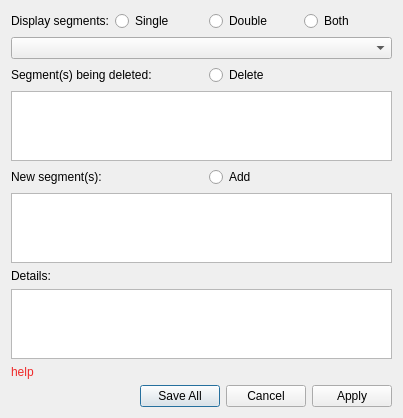
Qt form mapper_app/ui/replacesegmentdialog.ui (allenck/mapper) before a commit.
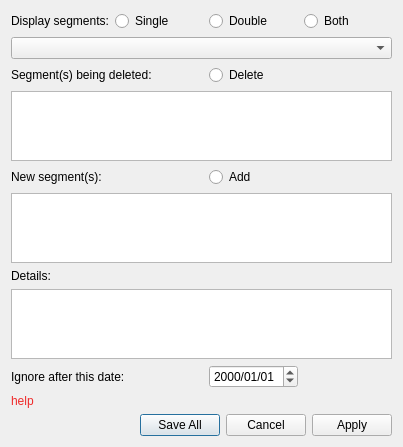
The same form after that commit.

```diff
--- a/mapper_app/ui/replacesegmentdialog.ui
+++ b/mapper_app/ui/replacesegmentdialog.ui
@@ -45,7 +45,7 @@
      </property>
     </widget>
    </item>
-   <item row="8" column="0" colspan="4">
+   <item row="10" column="0" colspan="4">
     <widget class="QLabel" name="lblHelp">
      <property name="palette">
       <palette>
@@ -105,6 +105,13 @@
    <item row="5" column="0" colspan="4">
     <widget class="QPlainTextEdit" name="newSegments"/>
    </item>
+   <item row="6" column="0">
+    <widget class="QLabel" name="lblDetails">
+     <property name="text">
+      <string>Details:</string>
+     </property>
+    </widget>
+   </item>
    <item row="7" column="0" colspan="4">
     <widget class="QTextEdit" name="details"/>
    </item>
@@ -115,6 +122,13 @@
      </property>
     </widget>
    </item>
+   <item row="8" column="0" colspan="2">
+    <widget class="QLabel" name="label_4">
+     <property name="text">
+      <string>Ignore after this date:</string>
+     </property>
+    </widget>
+   </item>
    <item row="0" column="2">
     <widget class="QRadioButton" name="rbDouble">
      <property name="text">
@@ -129,14 +143,7 @@
      </property>
     </widget>
    </item>
-   <item row="6" column="0">
-    <widget class="QLabel" name="lblDetails">
-     <property name="text">
-      <string>Details:</string>
-     </property>
-    </widget>
-   </item>
-   <item row="9" column="0" colspan="4">
+   <item row="11" column="0" colspan="4">
     <widget class="QDialogButtonBox" name="buttonBox">
      <property name="orientation">
       <enum>Qt::Horizontal</enum>
@@ -146,6 +153,23 @@
      </property>
     </widget>
    </item>
+   <item row="8" column="2">
+    <widget class="QDateEdit" name="ignoreDate">
+     <property name="dateTime">
+      <datetime>
+       <hour>0</hour>
+       <minute>0</minute>
+       <second>0</second>
+       <year>2000</year>
+       <month>1</month>
+       <day>1</day>
+      </datetime>
+     </property>
+     <property name="displayFormat">
+      <string>yyyy/MM/dd</string>
+     </property>
+    </widget>
+   </item>
   </layout>
  </widget>
  <resources/>
```
